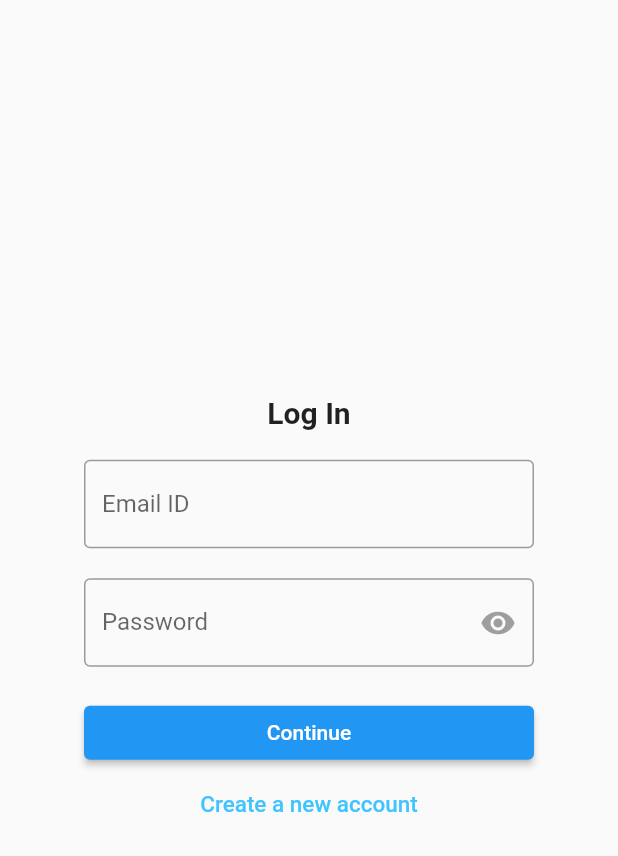
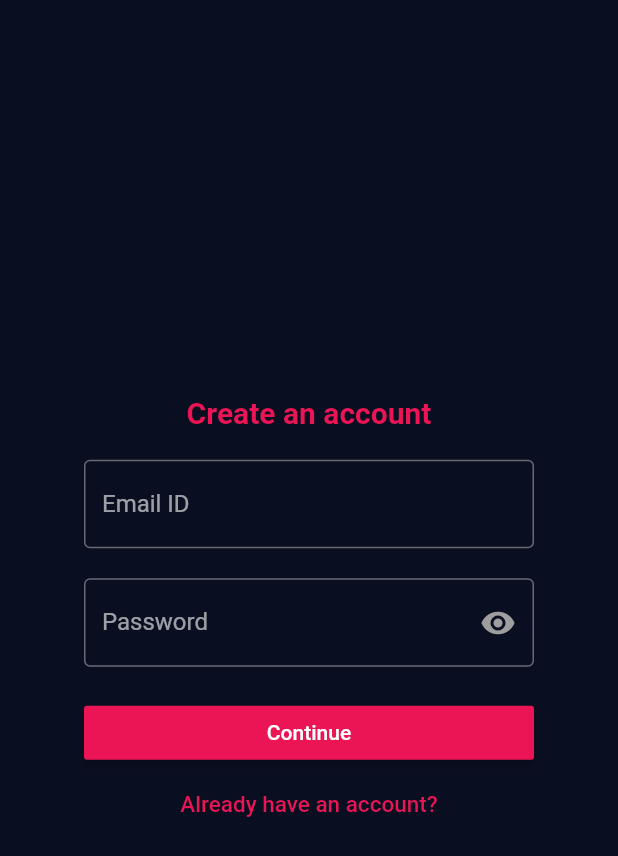
Before and after one commit to arjun-14/housingsociety, a Flutter app: the screen it shows after launch, on a phone screen of 412 x 824 dp. Shown: the top 856 px of the screen. Run offline on Flutter 3.47's test engine with Material 2 defaults, Android fonts, the phone set to English and light mode, and no system bars.

Commit message:
change color palette

```diff
--- a/lib/main.dart
+++ b/lib/main.dart
@@ -10,6 +10,10 @@ class MyApp extends StatelessWidget {
   @override
   Widget build(BuildContext context) {
     return MaterialApp(
+      theme: ThemeData.dark().copyWith(
+        primaryColor: Color(0xFF0A0E21),
+        scaffoldBackgroundColor: Color(0xFF0A0E21),
+      ),
       home: Wrapper(),
     );
   }
--- a/lib/screens/logIn.dart
+++ b/lib/screens/logIn.dart
@@ -22,7 +22,7 @@ class _LogInState extends State<LogIn> {
       });
     } else {
       setState(() {
-        visibiltyIconColor = Colors.blue;
+        visibiltyIconColor = Color(0xFFEB1555);
       });
     }
   }
@@ -44,6 +44,7 @@ class _LogInState extends State<LogIn> {
                     style: TextStyle(
                       fontSize: 20.0,
                       fontWeight: FontWeight.bold,
+                      color: Color(0xFFEB1555),
                     ),
                   ),
                   SizedBox(
@@ -95,7 +96,8 @@ class _LogInState extends State<LogIn> {
                   ),
                   SizedBox(
                     width: double.infinity,
-                    child: ElevatedButton(
+                    child: RaisedButton(
+                      color: Color(0xFFEB1555),
                       onPressed: () async {
                         if (_formkey.currentState.validate()) {
                           print(_email + ' ' + _password);
@@ -110,7 +112,7 @@ class _LogInState extends State<LogIn> {
                       'Create a new account',
                       style: TextStyle(
                         fontSize: 15.0,
-                        color: Colors.lightBlueAccent,
+                        color: Color(0xFFEB1555),
                       ),
                     ),
                   ),
--- a/lib/screens/register.dart
+++ b/lib/screens/register.dart
@@ -22,7 +22,7 @@ class _RegisterState extends State<Register> {
       });
     } else {
       setState(() {
-        visibiltyIconColor = Colors.blue;
+        visibiltyIconColor = Color(0xFFEB1555);
       });
     }
   }
@@ -44,6 +44,7 @@ class _RegisterState extends State<Register> {
                     style: TextStyle(
                       fontSize: 20.0,
                       fontWeight: FontWeight.bold,
+                      color: Color(0xFFEB1555),
                     ),
                   ),
                   SizedBox(
@@ -95,7 +96,8 @@ class _RegisterState extends State<Register> {
                   ),
                   SizedBox(
                     width: double.infinity,
-                    child: ElevatedButton(
+                    child: RaisedButton(
+                      color: Color(0xFFEB1555),
                       onPressed: () async {
                         if (_formkey.currentState.validate()) {
                           print(_email + ' ' + _password);
@@ -110,7 +112,7 @@ class _RegisterState extends State<Register> {
                       'Already have an account?',
                       style: TextStyle(
                         fontSize: 15.0,
-                        color: Colors.lightBlueAccent,
+                        color: Color(0xFFEB1555),
                       ),
                     ),
                   ),
--- a/lib/screens/wrapper.dart
+++ b/lib/screens/wrapper.dart
@@ -5,6 +5,6 @@ import 'package:housingsociety/screens/logIn.dart';
 class Wrapper extends StatelessWidget {
   @override
   Widget build(BuildContext context) {
-    return LogIn();
+    return Register();
   }
 }
```
